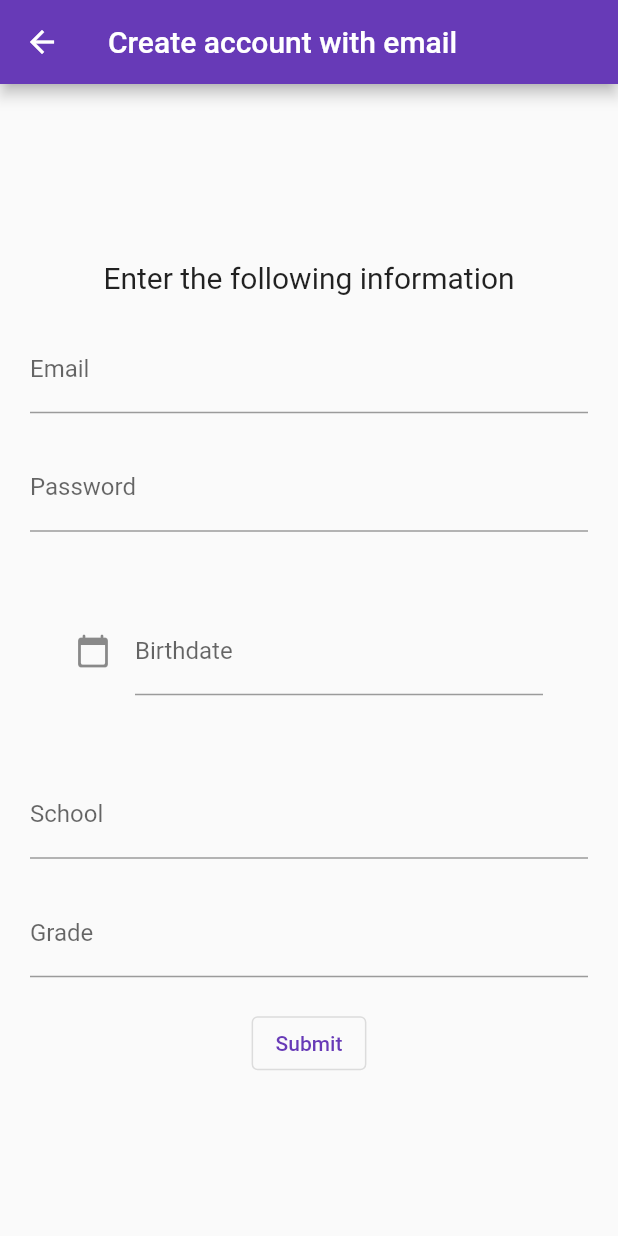
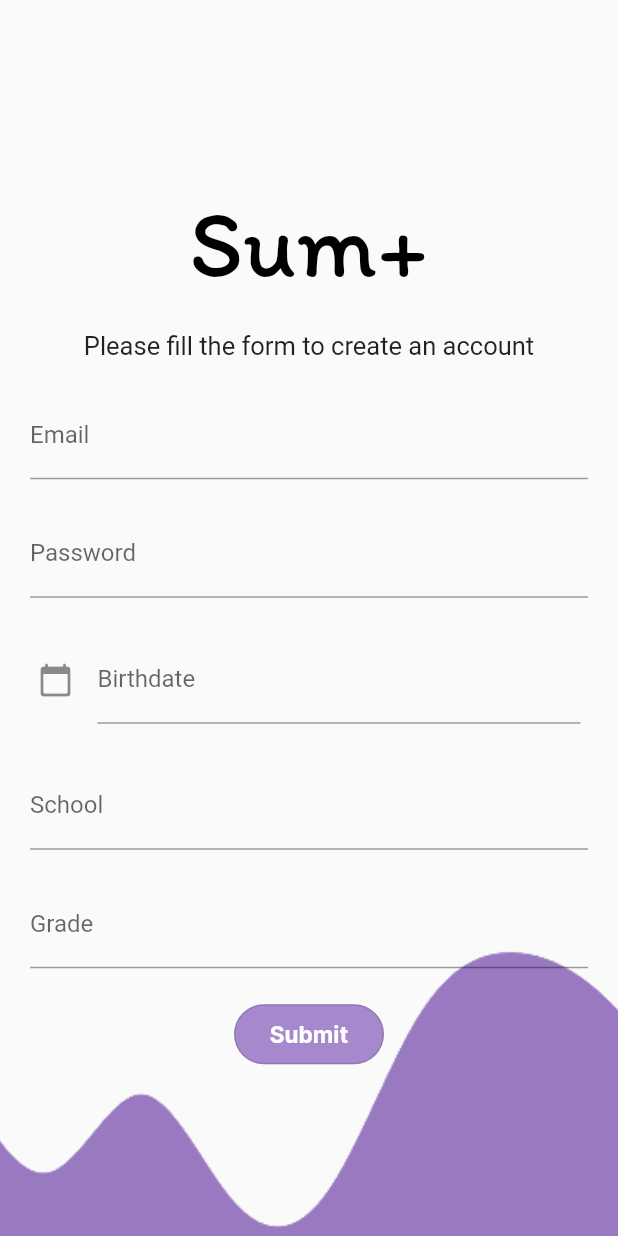
Before and after one commit to leovergaramarq/uninorte-mobile-class-project, a Flutter app: the SignUpPage screen opened directly, on a phone screen of 412 x 824 dp. Run offline on Flutter 3.47's test engine with Material 2 defaults, Android fonts, the phone set to English and light mode, and no system bars; our stand-ins replace get, loggy.

Commit message:
SignUp decorado

```diff
--- a/lib/ui/pages/auth/login_page.dart
+++ b/lib/ui/pages/auth/login_page.dart
@@ -75,6 +75,13 @@ class _LoginPageState extends State<LoginPage> {
                     mainAxisAlignment: MainAxisAlignment.center,
                     children: [
                       const Text(
+                        "Sum+",
+                        style: TextStyle(
+                            fontFamily: 'Itim',
+                            fontSize: 70,
+                            color: Colors.black),
+                      ),
+                      const Text(
                         "Login with email",
                         style: TextStyle(fontSize: 20),
                       ),
@@ -133,9 +140,11 @@ class _LoginPageState extends State<LoginPage> {
                       ),
                       TextButton(
                           key: const Key('ButtonLoginCreateAccount'),
-                          onPressed: () => Get.to(const SignUpPage(
-                                key: Key('SignUpPage'),
-                              )),
+                          onPressed: () => Get.to(
+                                const SignUpPage(
+                                  key: Key('SignUpPage'),
+                                ),
+                              ),
                           child: const Text('Create account'))
                     ],
                   ),
--- a/lib/ui/pages/auth/signup_page.dart
+++ b/lib/ui/pages/auth/signup_page.dart
@@ -62,20 +62,37 @@ class _SignUpPageState extends State<SignUpPage> {
   Widget build(BuildContext context) {
     return Scaffold(
         resizeToAvoidBottomInset: false,
-      appBar: AppBar(
-        title: const Text("Create account with email"),
+        body: Stack(
+          children: [
+            // Capa 1: Imagen de fondo
+            Image.asset(
+              'assets/Seconbg.png', // Reemplaza con la ruta de tu imagen de fondo
+              width: double.infinity,
+              height: double.infinity,
+              fit: BoxFit.cover,
             ),
-      body: Center(
+
+            // Capa 2: Contenido en el centro
+            Center(
               child: Padding(
                 padding: const EdgeInsets.fromLTRB(20.0, 25.0, 20.0, 12.0),
-          child: Form(
-            key: _formKey,
                 child: Column(
                   mainAxisAlignment: MainAxisAlignment.center,
                   children: [
                     const Text(
-                  'Enter the following information',
-                  style: TextStyle(fontSize: 20),
+                      'Sum+',
+                      style: TextStyle(
+                        fontFamily: 'Itim',
+                        fontSize: 64,
+                        color: Colors.black,
+                      ),
+                    ),
+                    const SizedBox(
+                      height: 20,
+                    ),
+                    const Text(
+                      "Please fill the form to create an account",
+                      style: TextStyle(fontSize: 17),
                     ),
                     const SizedBox(
                       height: 20,
@@ -123,7 +140,7 @@ class _SignUpPageState extends State<SignUpPage> {
                       height: 20,
                     ),
                     Padding(
-                  padding: const EdgeInsets.all(30.0),
+                      padding: const EdgeInsets.all(5.0),
                       child: TextFormField(
                         key: const Key('TextFormFieldSignUpBirthdate'),
                         controller: _dateController,
@@ -180,13 +197,25 @@ class _SignUpPageState extends State<SignUpPage> {
                     OutlinedButton(
                         key: const Key('ButtonSignUpSubmit'),
                         onPressed: onSubmit,
-                    child: const Text("Submit")),
+                        style: OutlinedButton.styleFrom(
+                          backgroundColor: Color.fromARGB(255, 166, 137, 204),
+                          shape: RoundedRectangleBorder(
+                            borderRadius: BorderRadius.circular(20.0),
+                          ),
+                          minimumSize: Size(100, 40),
+                        ),
+                        child: const Text("Submit",
+                            style: TextStyle(
+                              color: Colors.white,
+                              fontFamily: 'Inter',
+                              fontSize: 15,
+                            ))),
                   ],
                 ),
               ),
             ),
-      ),
-    );
+          ],
+        ));
   }
 }
 
```
Lines whose indentation alone changed are shown as unchanged.
